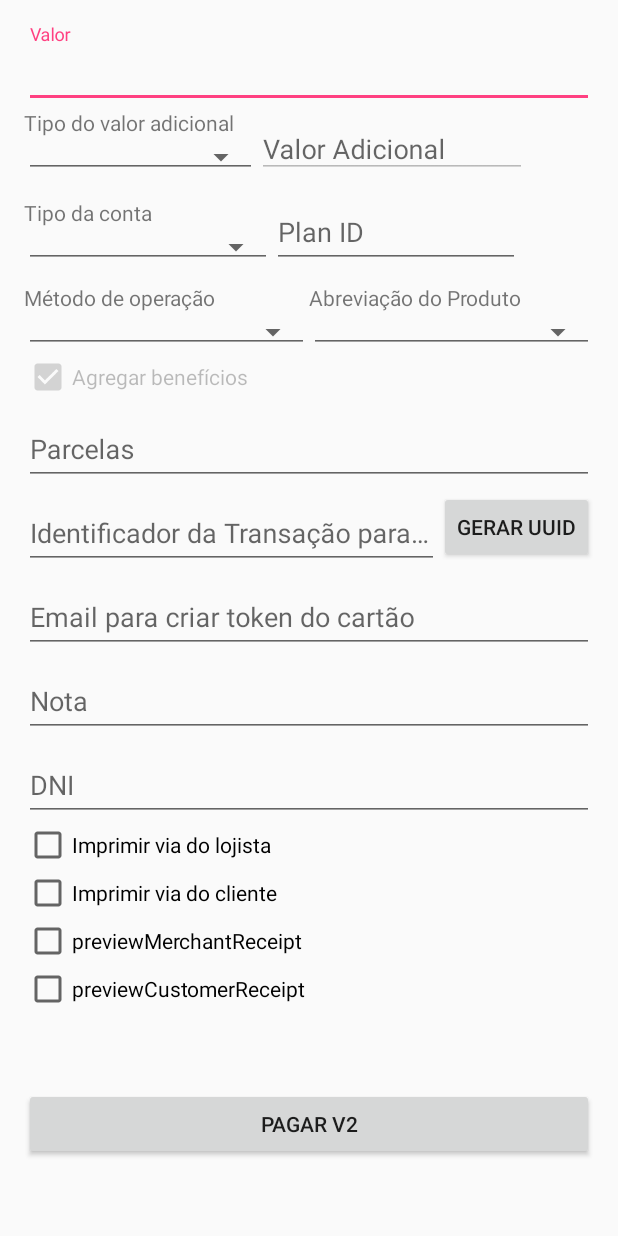
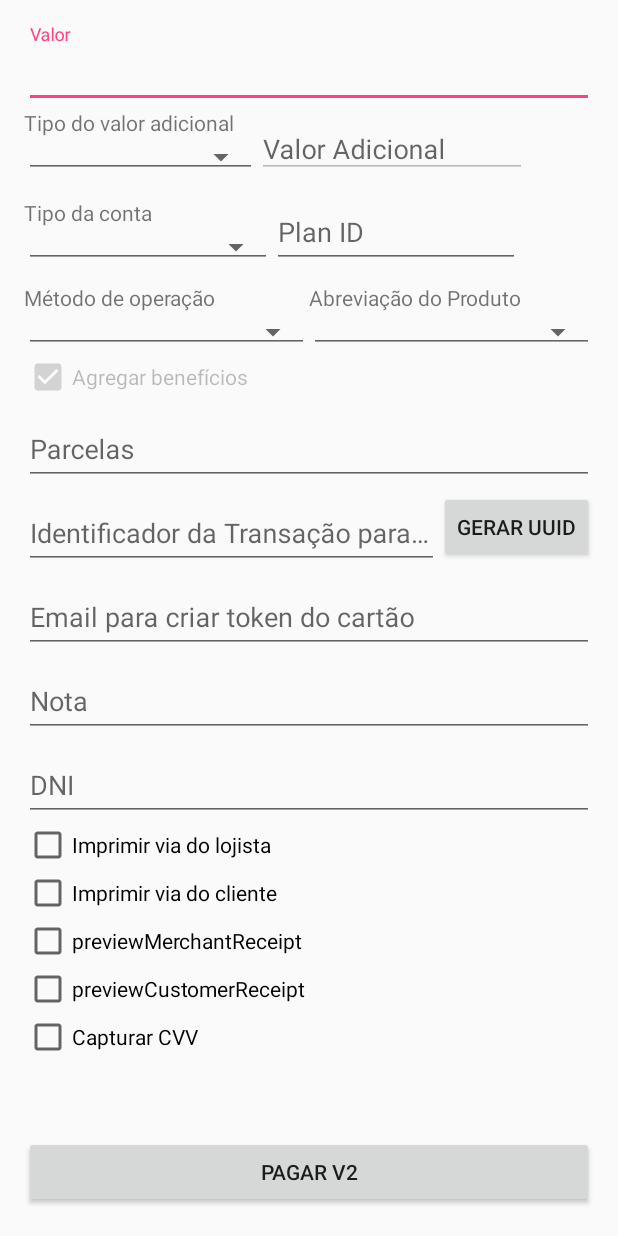
Before and after one commit to paystore/paystore-api-demo, an Android app: the layout activity_payment.xml on its own in the app's theme, with its tools: preview values and no code run, on a phone screen of 412 x 824 dp. Run offline under Robolectric (Android 15) with nearby library versions, the phone set to English and light mode, and no system bars.

Commit message:
Versão v4.1.0.13 do .aar.

```diff
--- a/app/build.gradle
+++ b/app/build.gradle
@@ -42,8 +42,8 @@ repositories {
 dependencies {
 
     // Dependências necessárias para usar 'payments-api'.
-    implementation(name:'payments-api-4.1.0.12', ext:'aar')
-    //implementation files('aars/payments-api-4.1.0.12.debug.aar')
+    implementation(name:'payments-api-4.1.0.13', ext:'aar')
+    //implementation files('aars/payments-api-4.1.0.13.debug.aar')
     implementation 'androidx.constraintlayout:constraintlayout:2.0.4'
     annotationProcessor "org.parceler:parceler:${parcelerVersion}"
     implementation "org.parceler:parceler-api:${parcelerVersion}"
--- a/app/src/main/java/br/com/phoebus/payments/demo/PaymentActivity.java
+++ b/app/src/main/java/br/com/phoebus/payments/demo/PaymentActivity.java
@@ -43,7 +43,7 @@ public class PaymentActivity extends AppCompatActivity {
     private EditText installmentsEdt;
     private EditText emailToken;
     private EditText addValueEdt;
-    private CheckBox chbReceiptMerchant, chbReceiptCustomer, previewReceiptMerchant, previewReceiptCustomer;
+    private CheckBox chbReceiptMerchant, chbReceiptCustomer, previewReceiptMerchant, previewReceiptCustomer, chbCaptureCvv;
     private Spinner addValueTypeSpinner;
     private Spinner accTypeIdSpinner;
     private EditText planIdEdt;
@@ -77,6 +77,7 @@ public class PaymentActivity extends AppCompatActivity {
         this.chbReceiptCustomer = findViewById(R.id.chbReceiptCustomer);
         this.previewReceiptCustomer = findViewById(R.id.previewReceiptCustomer);
         this.previewReceiptMerchant = findViewById(R.id.previewReceiptMerchant);
+        this.chbCaptureCvv = findViewById(R.id.chbCaptureCvv);
         this.emailToken = (EditText) this.findViewById(R.id.email_token);
         this.addValueTypeSpinner = (Spinner) this.findViewById(R.id.addValueTypeSpinner);
         this.addValueEdt = (EditText) this.findViewById(R.id.addValueEdt);
@@ -139,6 +140,7 @@ public class PaymentActivity extends AppCompatActivity {
         this.chbReceiptMerchant.setChecked(true);
         this.previewReceiptMerchant.setChecked(true);
         this.previewReceiptCustomer.setChecked(true);
+        this.chbCaptureCvv.setChecked(true);
     }
 
     private void doBind() {
@@ -177,6 +179,7 @@ public class PaymentActivity extends AppCompatActivity {
             paymentRequestV2.setPrintMerchantReceipt(this.chbReceiptMerchant.isChecked());
             paymentRequestV2.setPreviewCustomerReceipt(this.previewReceiptCustomer.isChecked());
             paymentRequestV2.setPreviewMerchantReceipt(this.previewReceiptMerchant.isChecked());
+            paymentRequestV2.setCaptureCVV(this.chbCaptureCvv.isChecked());
             paymentRequestV2.setTokenizeCard(false);
             paymentRequestV2.setTokenizeEmail(String.valueOf(this.emailToken.getText()));
             String addValueType = (String) this.addValueTypeSpinner.getSelectedItem();
--- a/app/src/main/res/layout/activity_payment.xml
+++ b/app/src/main/res/layout/activity_payment.xml
@@ -273,8 +273,14 @@
             android:id="@+id/previewReceiptCustomer"
             android:layout_width="match_parent"
             android:layout_height="wrap_content"
+            android:text="previewCustomerReceipt" />
+
+        <CheckBox
+            android:id="@+id/chbCaptureCvv"
+            android:layout_width="wrap_content"
+            android:layout_height="wrap_content"
             android:layout_marginBottom="50dp"
-            android:text="previewCustomerReceipt" />
+            android:text="Capturar CVV" />
 
         <Button
             android:id="@+id/doPaymentBtnv2"
--- a/build.gradle
+++ b/build.gradle
@@ -39,7 +39,7 @@ allprojects {
         versionMajor = 4
         versionMinor = 1
         versionPatch = 0
-        versionBuild = 10
+        versionBuild = 11
 
         /* Identificação da aplicação */
         appVersionName = "${versionMajor}.${versionMinor}.${versionPatch}.${versionBuild}"
```
Also changed, not shown: 3 other files.
